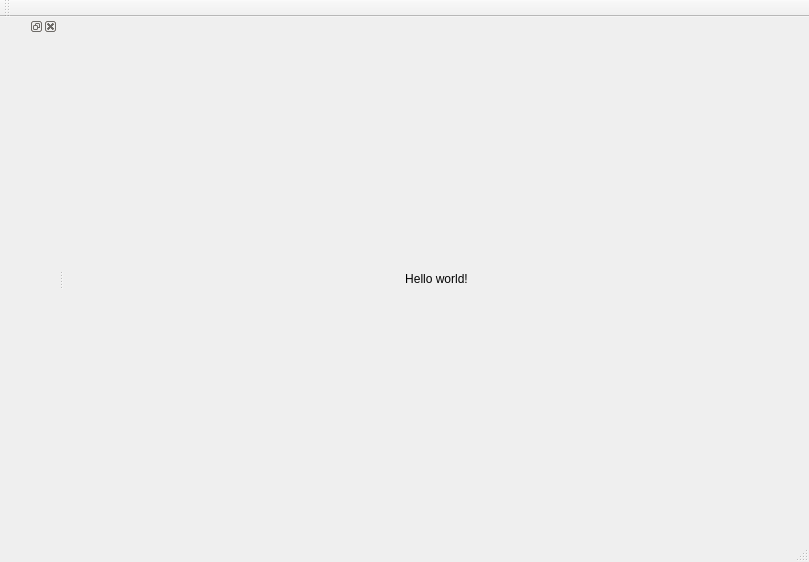
samapico/scme, file src/editor.ui: the form before one commit.
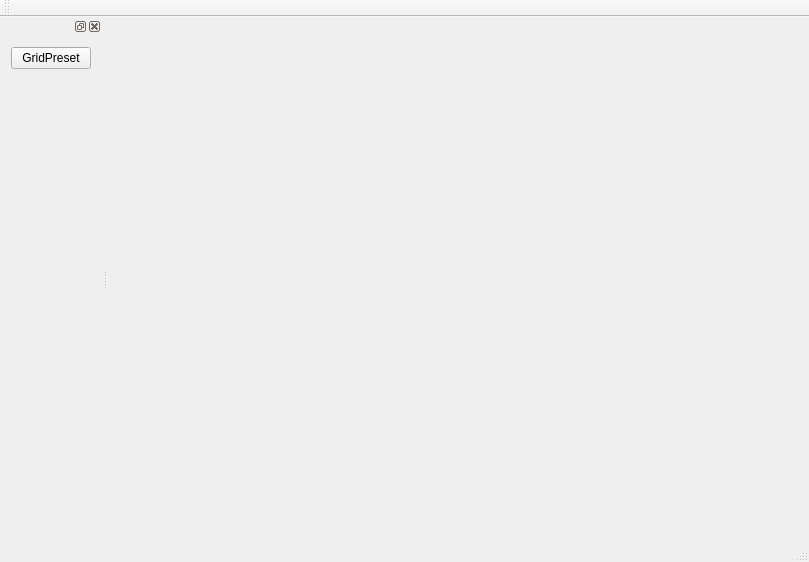
The form after the commit.

Commit message: Adjusted grid colors and added some presets

```diff
--- a/src/editor.ui
+++ b/src/editor.ui
@@ -14,44 +14,7 @@
    <string>Editor</string>
   </property>
   <widget class="QWidget" name="centralWidget">
-   <layout class="QVBoxLayout" name="verticalLayout">
-    <item>
-     <spacer name="verticalSpacer_2">
-      <property name="orientation">
-       <enum>Qt::Vertical</enum>
-      </property>
-      <property name="sizeHint" stdset="0">
-       <size>
-        <width>20</width>
-        <height>149</height>
-       </size>
-      </property>
-     </spacer>
-    </item>
-    <item>
-     <widget class="QLabel" name="label">
-      <property name="text">
-       <string>Hello world!</string>
-      </property>
-      <property name="alignment">
-       <set>Qt::AlignCenter</set>
-      </property>
-     </widget>
-    </item>
-    <item>
-     <spacer name="verticalSpacer">
-      <property name="orientation">
-       <enum>Qt::Vertical</enum>
-      </property>
-      <property name="sizeHint" stdset="0">
-       <size>
-        <width>20</width>
-        <height>149</height>
-       </size>
-      </property>
-     </spacer>
-    </item>
-   </layout>
+   <layout class="QVBoxLayout" name="verticalLayout"/>
   </widget>
   <widget class="QMenuBar" name="menuBar">
    <property name="geometry">
@@ -76,7 +39,30 @@
    <attribute name="dockWidgetArea">
     <number>1</number>
    </attribute>
-   <widget class="QWidget" name="dockWidgetContents"/>
+   <widget class="QWidget" name="dockWidgetContents">
+    <layout class="QVBoxLayout" name="verticalLayout_2">
+     <item>
+      <widget class="QPushButton" name="ChangeGridPreset">
+       <property name="text">
+        <string>GridPreset</string>
+       </property>
+      </widget>
+     </item>
+     <item>
+      <spacer name="verticalSpacer_3">
+       <property name="orientation">
+        <enum>Qt::Vertical</enum>
+       </property>
+       <property name="sizeHint" stdset="0">
+        <size>
+         <width>20</width>
+         <height>40</height>
+        </size>
+       </property>
+      </spacer>
+     </item>
+    </layout>
+   </widget>
   </widget>
  </widget>
  <layoutdefault spacing="6" margin="11"/>
```
The commit also changes 4 other files.
